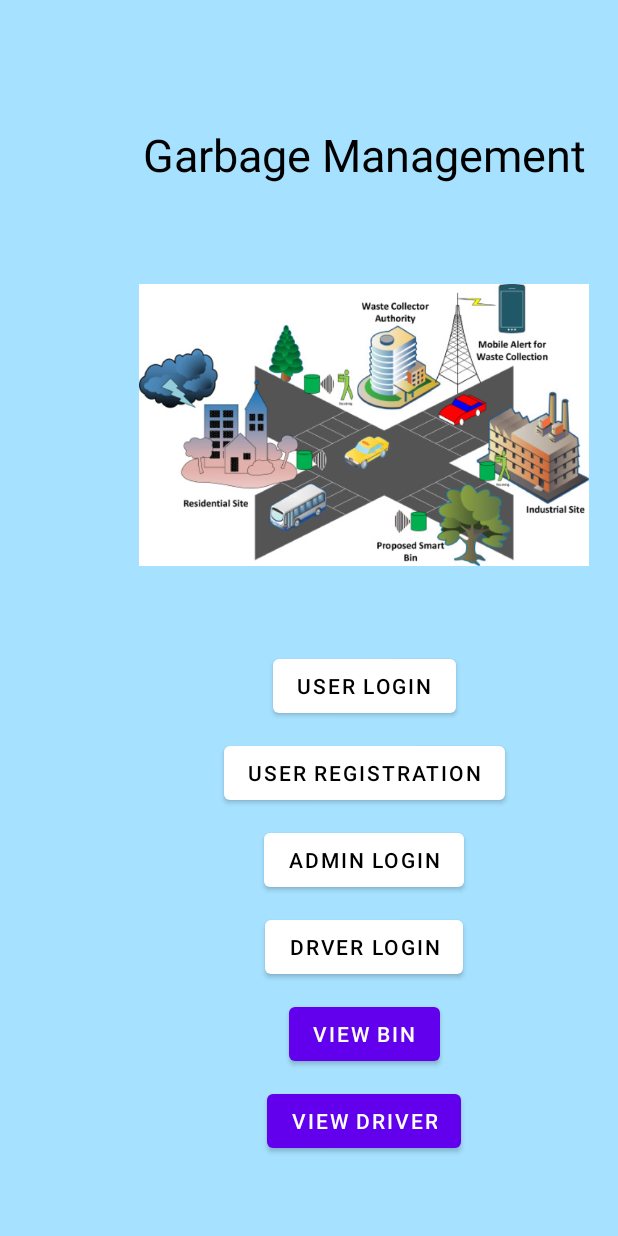
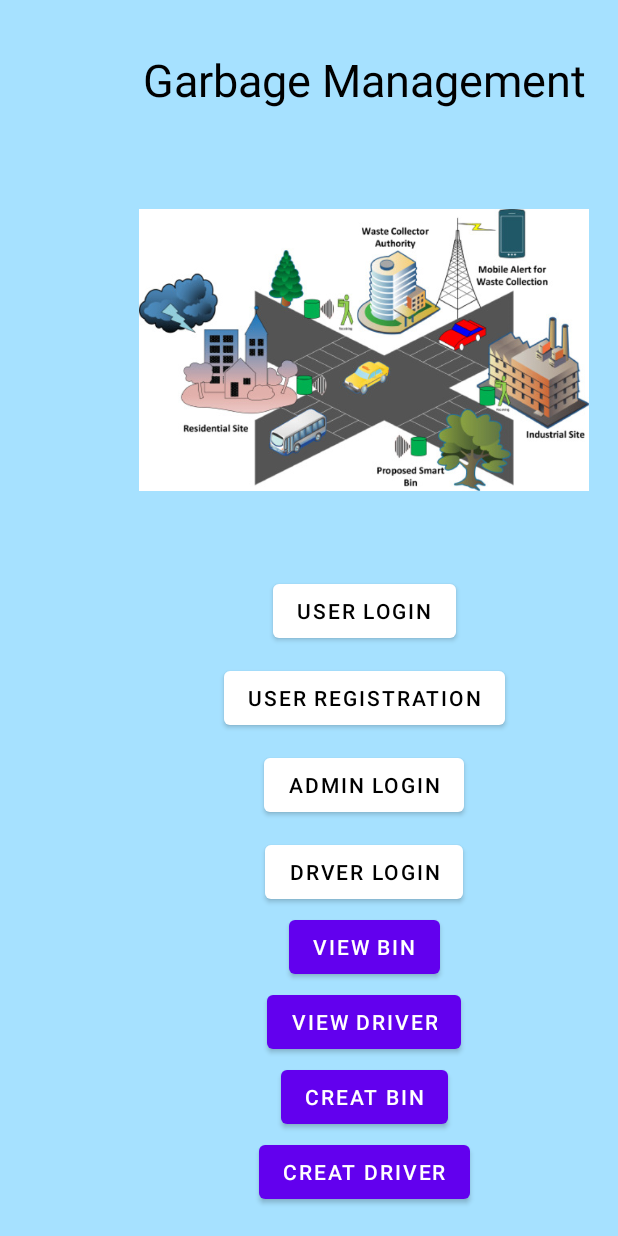
Before and after one commit to hIFZA624/Mc_Project, an Android app: the UserSelection screen opened directly, with no data from a screen before it, on a phone screen of 412 x 824 dp. Run offline under Robolectric (Android 15) with nearby library versions, the phone set to English and light mode, and no system bars.

```diff
--- a/GarbageManagementSystem/app/src/main/res/layout/activity_user_selection.xml
+++ b/GarbageManagementSystem/app/src/main/res/layout/activity_user_selection.xml
@@ -12,7 +12,7 @@ android:background="@drawable/blue"
         android:layout_width="1138dp"
         android:layout_height="2272dp"
         android:layout_marginStart="80dp"
-        android:layout_marginTop="100dp"
+        android:layout_marginTop="00dp"
         android:layout_marginEnd="8dp"
         android:layout_marginBottom="8dp"
         app:layout_constraintBottom_toBottomOf="parent"
@@ -94,19 +94,39 @@ android:background="@drawable/blue"
             android:layout_width="wrap_content"
             android:layout_height="wrap_content"
             android:layout_centerHorizontal="true"
-            android:layout_marginTop="10dp"
+            android:layout_marginTop="2dp"
             android:layout_below="@id/driverlogin"
+            android:onClick="viewbin"
+            android:text="view bin"></Button>
+
+        <Button
+            android:id="@+id/vb"
+            android:layout_width="wrap_content"
+            android:layout_height="wrap_content"
+            android:layout_below="@+id/bu"
+            android:layout_centerHorizontal="true"
+            android:layout_marginTop="2dp"
+            android:onClick="viewdriver"
+            android:text="view driver"
+   ></Button>
+        <Button
+            android:id="@id/cb"
+            android:layout_width="wrap_content"
+            android:layout_height="wrap_content"
+            android:layout_centerHorizontal="true"
+            android:layout_marginTop="2dp"
+            android:layout_below="@id/vb"
             android:onClick="creatbin"
-            android:text="view bin"></Button>
+            android:text="creat bin"></Button>
 
         <Button
             android:layout_width="wrap_content"
             android:layout_height="wrap_content"
-            android:layout_below="@+id/bu"
+            android:layout_below="@+id/cb"
             android:layout_centerHorizontal="true"
-            android:layout_marginTop="10dp"
+            android:layout_marginTop="2dp"
             android:onClick="creatdriver"
-            android:text="view driver"
-   ></Button>
+            android:text="creat driver"
+            ></Button>
     </RelativeLayout>
 </androidx.constraintlayout.widget.ConstraintLayout>
--- a/GarbageManagementSystem/app/src/main/res/layout/list_custom_driver.xml
+++ b/GarbageManagementSystem/app/src/main/res/layout/list_custom_driver.xml
@@ -120,12 +120,14 @@
     <Button
         android:layout_width="wrap_content"
         android:layout_height="wrap_content"
+        android:id="@+id/updatedriver"
         android:text="Update">
 
     </Button>
     <Button
         android:layout_width="wrap_content"
         android:layout_height="wrap_content"
+        android:id="@+id/deletedriver"
         android:text="Delete">
 
     </Button>
--- a/GarbageManagementSystem/app/src/main/res/layout/listview_custom.xml
+++ b/GarbageManagementSystem/app/src/main/res/layout/listview_custom.xml
@@ -152,10 +152,12 @@
         ></TextView>
     <Button
         android:layout_width="wrap_content"
+        android:id="@+id/updateBin"
         android:layout_height="wrap_content"
         android:text="Update"></Button>
     <Button
         android:layout_width="wrap_content"
+        android:id="@+id/deleteBin"
         android:layout_height="wrap_content"
         android:text="Delete"></Button>
 
```
Also changed, not shown: GarbageManagementSystem/app/src/main/java/com/example/garbagemanagementsystem/BinAdapter.java (+41 -2 lines), GarbageManagementSystem/app/src/main/java/com/example/garbagemanagementsystem/DbHelper.java (+22 -20 lines), GarbageManagementSystem/app/src/main/java/com/example/garbagemanagementsystem/DriverAdapter.java (+61 -2 lines), GarbageManagementSystem/app/src/main/java/com/example/garbagemanagementsystem/UserSelection.java (+11 -1 lines), GarbageManagementSystem/app/src/main/java/com/example/garbagemanagementsystem/ViewBin.java (+6 -2 lines), GarbageManagementSystem/app/src/main/java/com/example/garbagemanagementsystem/ViewDriver.java (+5 -2 lines).
